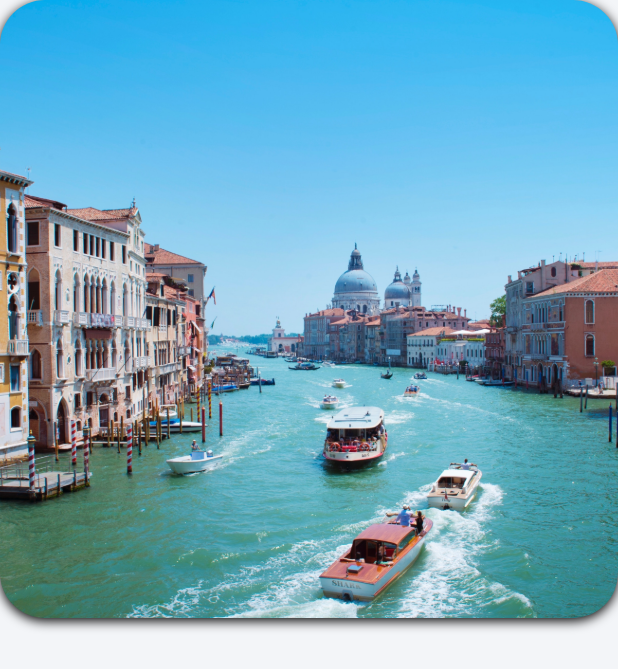
After one commit to ogaroh/hotel_transylvania, a Flutter app: the screen it shows after launch, after a tap on an icon or button, on a phone screen of 412 x 824 dp. The commit adds this screen. Shown: the top 669 px of the screen. Run offline on Flutter 3.47's test engine with Material 2 defaults, Android fonts, the phone set to English and light mode, and no system bars; our stand-ins replace flutter_icons, google_fonts; network calls fail.

Commit message:
places page

```diff
--- /dev/null
+++ b/lib/views/destination_screen.dart
@@ -0,0 +1,47 @@
+import 'package:erik/models/destination_model.dart';
+import 'package:flutter/material.dart';
+
+class DestinationScreen extends StatefulWidget {
+  final Destination place;
+
+  DestinationScreen({this.place});
+
+  @override
+  _DestinationScreenState createState() => _DestinationScreenState();
+}
+
+class _DestinationScreenState extends State<DestinationScreen> {
+  @override
+  Widget build(BuildContext context) {
+    return Scaffold(
+      body: Column(
+        children: <Widget>[
+          Stack(
+            children: <Widget>[
+              Container(
+                height: MediaQuery.of(context).size.width,
+                decoration: BoxDecoration(
+                  borderRadius: BorderRadius.circular(30.0),
+                  boxShadow: [
+                    BoxShadow(
+                      color: Colors.black,
+                      offset: Offset(0.0, 2.0),
+                      blurRadius: 6.0,
+                    ),
+                  ],
+                ),
+                child: ClipRRect(
+                  borderRadius: BorderRadius.circular(30.0),
+                  child: Image(
+                    image: AssetImage(widget.place.imageUrl),
+                    fit: BoxFit.cover,
+                  ),
+                ),
+              ),
+            ],
+          )
+        ],
+      ),
+    );
+  }
+}
--- a/lib/views/widgets/places_carousel.dart
+++ b/lib/views/widgets/places_carousel.dart
@@ -1,5 +1,6 @@
 import 'package:erik/models/destination_model.dart';
 import 'package:erik/theme/colors.dart' as theme;
+import 'package:erik/views/destination_screen.dart';
 import 'package:flutter/material.dart';
 import 'package:google_fonts/google_fonts.dart';
 import 'package:flutter_icons/flutter_icons.dart';
@@ -48,7 +49,14 @@ class PlacesCarousel extends StatelessWidget {
               itemCount: destinations.length,
               itemBuilder: (BuildContext context, int index) {
                 Destination place = destinations[index];
-                return Container(
+                return GestureDetector(
+                  onTap: () => Navigator.push(
+                    context,
+                    MaterialPageRoute(
+                      builder: (_) => DestinationScreen(place: place),
+                    ),
+                  ),
+                  child: Container(
                     margin: EdgeInsets.all(10.0),
                     width: 220.0,
                     child: Stack(
@@ -157,6 +165,7 @@ class PlacesCarousel extends StatelessWidget {
                         ),
                       ],
                     ),
+                  ),
                 );
               },
             ),
```
Lines whose indentation alone changed are shown as unchanged.
